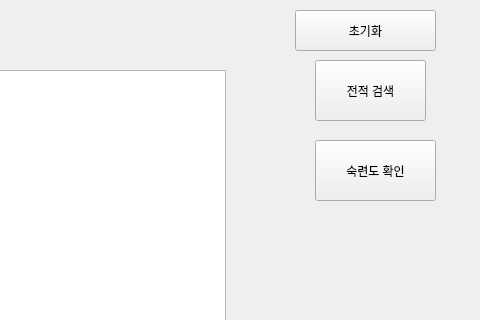
This is Main_window.ui in KrTeaparty/LoL_match_history_searcher as Qt 5 draws it before an edit; both pictures show x 345 to 825 and y 0 to 320 of the 825 by 594 pixel window. The edited form follows.
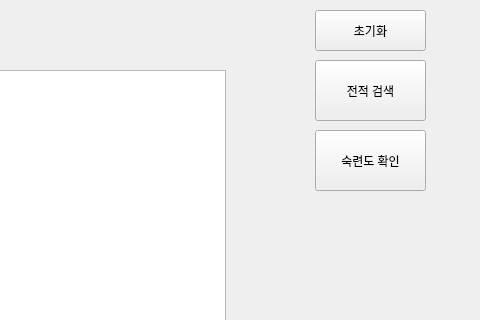
This is the edited form.

Commit message: change UI, display win rate figure

Diff of the .ui file:
```diff
--- a/Main_window.ui
+++ b/Main_window.ui
@@ -31,8 +31,8 @@
     <property name="geometry">
      <rect>
       <x>660</x>
-      <y>140</y>
-      <width>121</width>
+      <y>130</y>
+      <width>111</width>
       <height>61</height>
      </rect>
     </property>
@@ -53,9 +53,9 @@
    <widget class="QPushButton" name="ResetButton">
     <property name="geometry">
      <rect>
-      <x>640</x>
+      <x>660</x>
       <y>10</y>
-      <width>141</width>
+      <width>111</width>
       <height>41</height>
      </rect>
     </property>
```
The commit also changes 2 other files.
